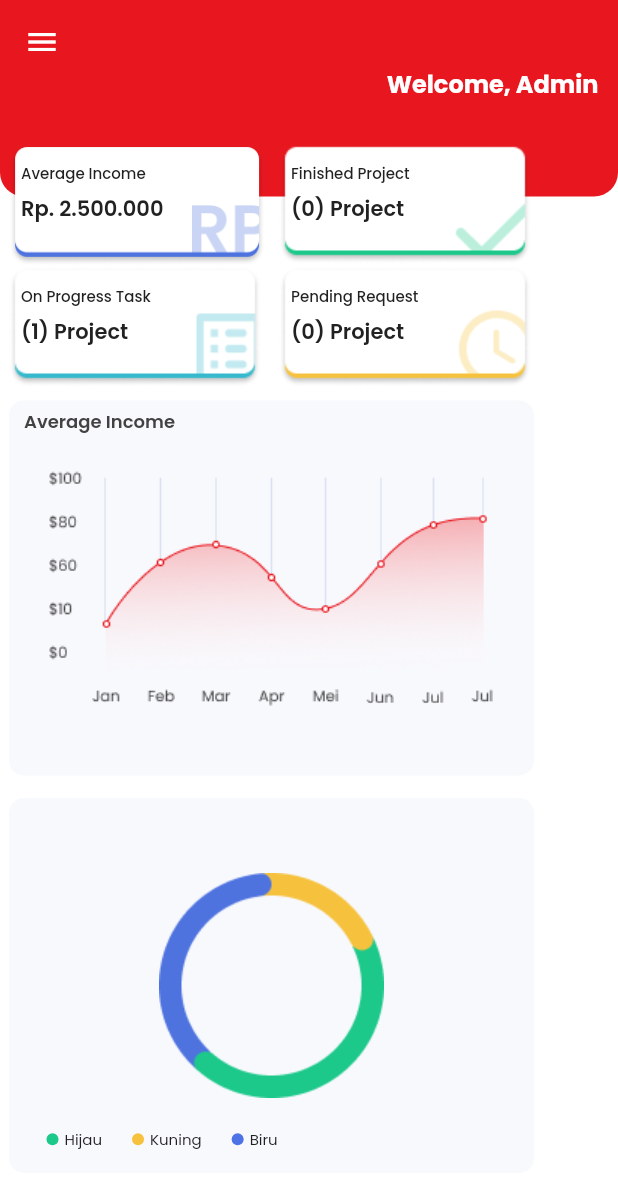
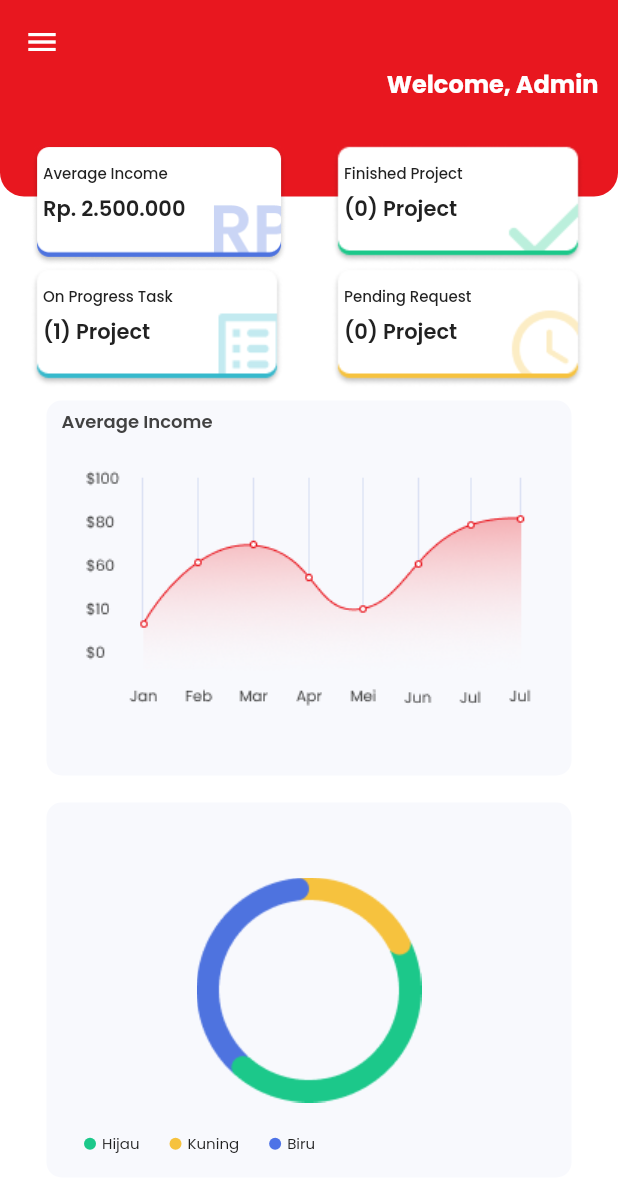
Before and after one commit to magang-wit-id/project101, a Flutter app: the screen it shows after launch, on a phone screen of 412 x 824 dp. Shown: the top 1192 px of the screen. Run offline on Flutter 3.47's test engine with Material 2 defaults, Android fonts, the phone set to English and light mode, and no system bars; our stand-ins replace flutter_svg, google_fonts.

Commit message:
fix Dashboard

```diff
--- a/wit101/lib/view/screens/dashboard.dart
+++ b/wit101/lib/view/screens/dashboard.dart
@@ -9,31 +9,34 @@ class Dashboard extends StatelessWidget {
 
   @override
   Widget build(BuildContext context) {
-    final GlobalKey<ScaffoldState> _scaffoldKey = new GlobalKey<ScaffoldState>();
+    final GlobalKey<ScaffoldState> _scaffoldKey =
+        new GlobalKey<ScaffoldState>();
     return Scaffold(
       extendBodyBehindAppBar: true,
       key: _scaffoldKey,
-      appBar: AppBar( backgroundColor: Colors.transparent,elevation: 0, ),
-       drawer: MyDrawer(),
+      appBar: AppBar(
+        backgroundColor: Colors.transparent,
+        elevation: 0,
+      ),
+      drawer: MyDrawer(),
       body: SingleChildScrollView(
         child: Stack(
           clipBehavior: Clip.none,
           children: [
             banner(context),
-            Positioned(
-              top: 96,
-              left: 6,
-              child: cardDashboard(),
-            ),
-            Positioned(
-              top: 267,
-              left: 6,
-              child: income(),
-            ),
-            Positioned(
-              top: 532,
-              left: 6,
-              child: revenue(),
+            cardDashboard(),
+            Container(
+              alignment: Alignment.topCenter,
+              padding: const EdgeInsets.only(top: 267),
+              child: Column(
+                children: [
+                  income(),
+                  SizedBox(
+                    height: 18,
+                  ),
+                  revenue(),
+                ],
+              ),
             ),
           ],
         ),
@@ -70,8 +73,13 @@ class Dashboard extends StatelessWidget {
 
   Widget cardDashboard() {
     return Column(
+      crossAxisAlignment: CrossAxisAlignment.center,
       children: [
+        const Padding(
+          padding: EdgeInsets.only(top: 96),
+        ),
         Row(
+          mainAxisAlignment: MainAxisAlignment.spaceEvenly,
           children: [
             SizedBox(
               width: 180,
@@ -130,6 +138,7 @@ class Dashboard extends StatelessWidget {
           ],
         ),
         Row(
+          mainAxisAlignment: MainAxisAlignment.spaceEvenly,
           children: [
             SizedBox(
               width: 180,
```
